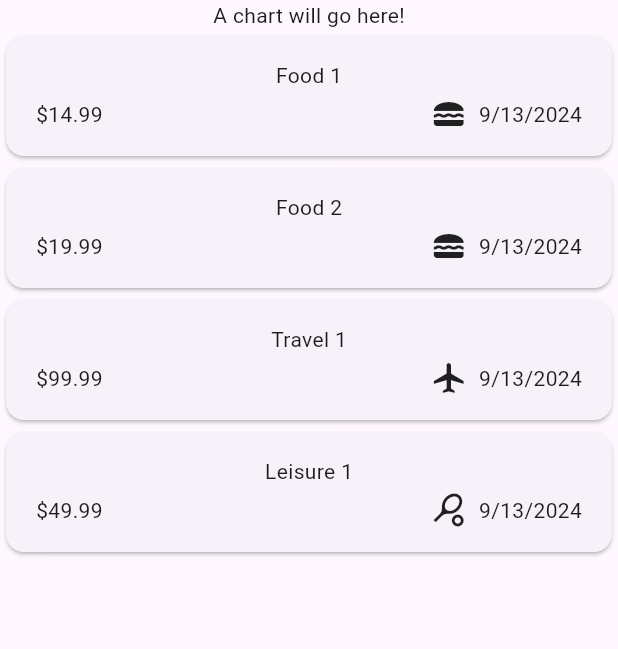
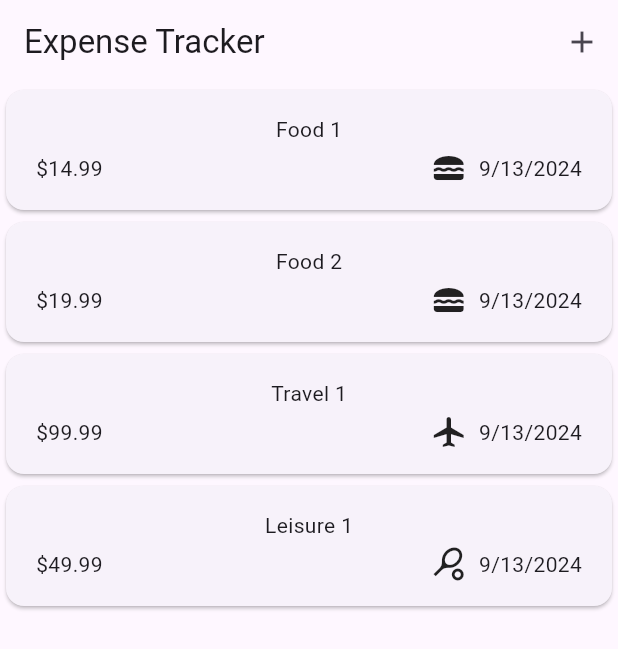
Before and after one commit to curtis-clement/flutter_expense_tracker, a Flutter app: the screen it shows after launch, on a phone screen of 412 x 824 dp. Shown: the top 649 px of the screen. Run offline on Flutter 3.47's test engine with Material 3 defaults, Android fonts, the phone set to English and light mode, and no system bars.

Commit message:
add app bar

```diff
--- a/lib/widgets/expenses.dart
+++ b/lib/widgets/expenses.dart
@@ -22,9 +22,17 @@ class _ExpensesState extends State<Expenses> {
   @override
   Widget build(BuildContext context) {
     return Scaffold(
+      appBar: AppBar(
+        actions: [
+          IconButton(
+            icon: const Icon(Icons.add),
+            onPressed: () {},
+          ),
+        ],
+        title: const Text('Expense Tracker'),
+      ),
       body: Column(
         children: [
-          const Text('A chart will go here!'),
           Expanded(
             child: ExpensesList(expensesList: _expenses),
           ),
```
